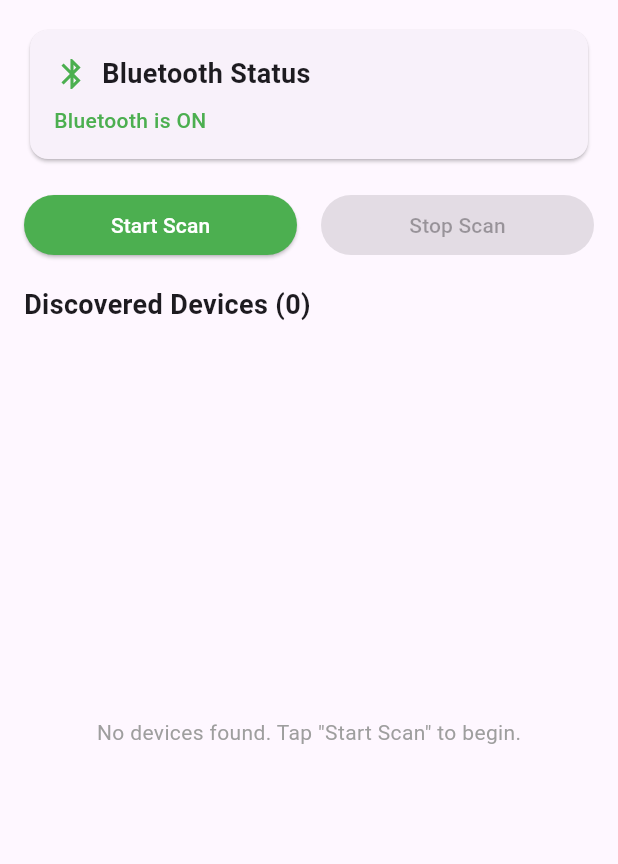
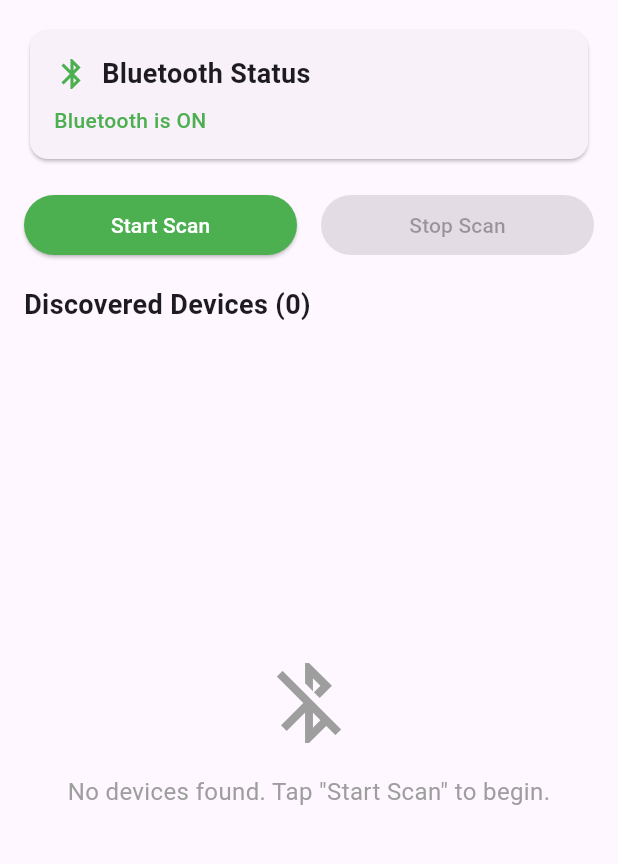
Before and after one commit to samaritan-dev/agri_connect, a Flutter app: the screen it shows after launch, after a tap on "Start Scan", after a tap on "Stop Scan", on a phone screen of 412 x 824 dp, the part 84-948 px from its top. Run offline on Flutter 3.47's test engine with Material 3 defaults, Android fonts, the phone set to English and light mode, and no system bars; our stand-ins replace dio, equatable, flutter_bloc, flutter_blue_plus, get_it, permission_handler and 1 more.

Commit message:
discovery fixes

```diff
--- a/lib/features/bluetooth/data/repositories/bluetooth_repository_impl.dart
+++ b/lib/features/bluetooth/data/repositories/bluetooth_repository_impl.dart
@@ -38,14 +38,15 @@ class BluetoothRepositoryImpl implements BluetoothRepository {
 
   @override
   Stream<Either<Failure, List<BluetoothDevice>>> scanDevices() {
+    print('DEBUG Repository: Starting scan devices stream');
     return remoteDataSource.scanDevices().map<Either<Failure, List<BluetoothDevice>>>((deviceModels) {
+      print('DEBUG Repository: Received ${deviceModels.length} device models');
       // Convert BluetoothDeviceModel to BluetoothDevice
       final devices = deviceModels.map((model) => model as BluetoothDevice).toList();
+      print('DEBUG Repository: Converted to ${devices.length} devices');
       // Cache the devices locally
       localDataSource.cacheDevices(deviceModels);
       return Right(devices);
-    }).handleError((error) {
-      throw BluetoothFailure('Failed to scan devices: $error');
     });
   }
 
--- a/lib/features/bluetooth/presentation/bloc/bluetooth_bloc.dart
+++ b/lib/features/bluetooth/presentation/bloc/bluetooth_bloc.dart
@@ -2,6 +2,7 @@ import 'dart:async';
 
 import 'package:flutter_bloc/flutter_bloc.dart';
 import 'package:flutter_blue_plus/flutter_blue_plus.dart' as fbp;
+import 'package:permission_handler/permission_handler.dart';
 
 import 'package:agri_connect/core/error/failures.dart';
 import 'package:agri_connect/core/usecases/either.dart';
@@ -31,6 +32,8 @@ class BluetoothBloc extends Bloc<BluetoothEvent, BluetoothState> {
     on<ConnectToDevice>(_onConnectToDevice);
     on<DisconnectFromDevice>(_onDisconnectFromDevice);
     on<GetConnectedDevices>(_onGetConnectedDevices);
+    on<UpdateDevices>(_onUpdateDevices);
+    on<ScanFailed>(_onScanFailed);
   }
 
   Future<void> _onInitializeBluetooth(
@@ -40,6 +43,24 @@ class BluetoothBloc extends Bloc<BluetoothEvent, BluetoothState> {
     emit(BluetoothLoading());
 
     try {
+      // Check and request permissions first
+      final locationStatus = await Permission.location.status;
+      final bluetoothStatus = await Permission.bluetooth.status;
+      final bluetoothScanStatus = await Permission.bluetoothScan.status;
+
+      // Request permissions if needed
+      if (locationStatus.isDenied) {
+        await Permission.location.request();
+      }
+
+      if (bluetoothStatus.isDenied) {
+        await Permission.bluetooth.request();
+      }
+
+      if (bluetoothScanStatus.isDenied) {
+        await Permission.bluetoothScan.request();
+      }
+
       // Check if Bluetooth is supported
       final isSupportedResult = await scanDevices.repository.isBluetoothSupported();
       final isSupported = isSupportedResult.fold(
@@ -85,31 +106,43 @@ class BluetoothBloc extends Bloc<BluetoothEvent, BluetoothState> {
 
         emit(currentState.copyWith(isScanning: true, devices: []));
 
+        // Ensure Bluetooth is on before scanning
+        final adapterState = await fbp.FlutterBluePlus.adapterState.first;
+        if (adapterState != fbp.BluetoothAdapterState.on) {
+          await fbp.FlutterBluePlus.turnOn();
+          await Future.delayed(Duration(seconds: 2));
+        }
+
         // Start scanning
+        print('DEBUG BLoC: Starting scan...');
         final scanStream = await scanDevices(NoParams());
+        print('DEBUG BLoC: Scan stream created');
 
         _scanSubscription?.cancel();
         _scanSubscription = scanStream.listen(
           (either) {
-            if (!emit.isDone) {
-              either.fold(
-                (failure) {
-                  if (state is BluetoothLoaded) {
-                    final currentState = state as BluetoothLoaded;
-                    emit(currentState.copyWith(
-                      isScanning: false,
-                      bluetoothStatus: 'Scan failed: ${failure.message}',
-                    ));
-                  }
-                },
-                (devices) {
-                  if (state is BluetoothLoaded) {
-                    final currentState = state as BluetoothLoaded;
-                    emit(currentState.copyWith(devices: devices));
-                  }
-                },
-              );
+            print('DEBUG BLoC: Received scan result');
+            print('DEBUG BLoC: Either type: ${either.runtimeType}');
+            print('DEBUG BLoC: Is Right: ${either is Right}');
+            print('DEBUG BLoC: Is Left: ${either is Left}');
+
+            // Try manual extraction instead of fold
+            if (either is Right) {
+              final devices = either.getRight();
+              print('DEBUG BLoC: MANUAL - Found ${devices.length} devices');
+
+              // Use add() to dispatch a new event instead of direct emit
+              add(UpdateDevices(devices: devices));
+              print('DEBUG BLoC: UpdateDevices event dispatched');
+            } else if (either is Left) {
+              final failure = either.getLeft();
+              print('DEBUG BLoC: MANUAL - Scan failed: ${failure.message}');
+              add(ScanFailed(message: failure.message));
+            } else {
+              print('DEBUG BLoC: Unknown Either type: ${either.runtimeType}');
             }
+
+            print('DEBUG BLoC: Processing completed');
           },
           onError: (error) {
             if (!emit.isDone && state is BluetoothLoaded) {
@@ -211,6 +244,35 @@ class BluetoothBloc extends Bloc<BluetoothEvent, BluetoothState> {
     }
   }
 
+  Future<void> _onUpdateDevices(
+    UpdateDevices event,
+    Emitter<BluetoothState> emit,
+  ) async {
+    print('DEBUG BLoC: _onUpdateDevices called with ${event.devices.length} devices');
+    if (state is BluetoothLoaded) {
+      final currentState = state as BluetoothLoaded;
+      final devices = event.devices.cast<BluetoothDevice>();
+      emit(currentState.copyWith(devices: devices));
+      print('DEBUG BLoC: State updated with ${devices.length} devices');
+    } else {
+      print('DEBUG BLoC: Current state is not BluetoothLoaded: ${state.runtimeType}');
+    }
+  }
+
+  Future<void> _onScanFailed(
+    ScanFailed event,
+    Emitter<BluetoothState> emit,
+  ) async {
+    print('DEBUG BLoC: _onScanFailed called with message: ${event.message}');
+    if (state is BluetoothLoaded) {
+      final currentState = state as BluetoothLoaded;
+      emit(currentState.copyWith(
+        isScanning: false,
+        bluetoothStatus: 'Scan failed: ${event.message}',
+      ));
+    }
+  }
+
   @override
   Future<void> close() {
     _scanSubscription?.cancel();
--- a/lib/features/bluetooth/presentation/bloc/bluetooth_event.dart
+++ b/lib/features/bluetooth/presentation/bloc/bluetooth_event.dart
@@ -32,3 +32,21 @@ class DisconnectFromDevice extends BluetoothEvent {
 }
 
 class GetConnectedDevices extends BluetoothEvent {}
+
+class UpdateDevices extends BluetoothEvent {
+  final List<dynamic> devices;
+
+  const UpdateDevices({required this.devices});
+
+  @override
+  List<Object> get props => [devices];
+}
+
+class ScanFailed extends BluetoothEvent {
+  final String message;
+
+  const ScanFailed({required this.message});
+
+  @override
+  List<Object> get props => [message];
+}
--- a/lib/features/bluetooth/presentation/pages/bluetooth_page.dart
+++ b/lib/features/bluetooth/presentation/pages/bluetooth_page.dart
@@ -36,11 +36,7 @@ class BluetoothPage extends StatelessWidget {
                     ScanControls(isScanning: state.isScanning),
                     SizedBox(height: 16),
                     Expanded(
-                      child: DeviceList(
-                        devices: state.devices,
-                        isScanning: state.isScanning,
-                        connectedDevices: state.connectedDevices,
-                      ),
+                      child: DeviceList(),
                     ),
                   ],
                 ),
--- a/lib/features/bluetooth/presentation/widgets/device_list.dart
+++ b/lib/features/bluetooth/presentation/widgets/device_list.dart
@@ -4,21 +4,25 @@ import 'package:flutter_bloc/flutter_bloc.dart';
 import 'package:agri_connect/features/bluetooth/domain/entities/bluetooth_device.dart';
 import 'package:agri_connect/features/bluetooth/presentation/bloc/bluetooth_bloc.dart';
 import 'package:agri_connect/features/bluetooth/presentation/bloc/bluetooth_event.dart';
+import 'package:agri_connect/features/bluetooth/presentation/bloc/bluetooth_state.dart';
 
 class DeviceList extends StatelessWidget {
-  final List<BluetoothDevice> devices;
-  final bool isScanning;
-  final List<BluetoothDevice> connectedDevices;
-
-  const DeviceList({
-    Key? key,
-    required this.devices,
-    required this.isScanning,
-    required this.connectedDevices,
-  }) : super(key: key);
-
   @override
   Widget build(BuildContext context) {
+    return BlocBuilder<BluetoothBloc, BluetoothState>(
+      builder: (context, state) {
+        if (state is! BluetoothLoaded) {
+          return Center(child: CircularProgressIndicator());
+        }
+
+        final devices = state.devices;
+        final isScanning = state.isScanning;
+        final connectedDevices = state.connectedDevices;
+
+        print('DEBUG DeviceList: Building with ${devices.length} devices');
+        print('DEBUG DeviceList: isScanning = $isScanning');
+        print('DEBUG DeviceList: devices.isEmpty = ${devices.isEmpty}');
+
         return Column(
           crossAxisAlignment: CrossAxisAlignment.start,
           children: [
@@ -30,28 +34,68 @@ class DeviceList extends StatelessWidget {
               ),
             ),
             SizedBox(height: 8),
+            // Scanning status indicator
+            if (isScanning)
+              Container(
+                padding: EdgeInsets.all(12),
+                margin: EdgeInsets.only(bottom: 8),
+                decoration: BoxDecoration(
+                  color: Colors.blue.withOpacity(0.1),
+                  borderRadius: BorderRadius.circular(8),
+                  border: Border.all(color: Colors.blue.withOpacity(0.3)),
+                ),
+                child: Row(
+                  children: [
+                    SizedBox(
+                      width: 20,
+                      height: 20,
+                      child: CircularProgressIndicator(
+                        strokeWidth: 2,
+                        valueColor: AlwaysStoppedAnimation<Color>(Colors.blue),
+                      ),
+                    ),
+                    SizedBox(width: 12),
+                    Text(
+                      'Scanning for BLE devices...',
+                      style: TextStyle(
+                        color: Colors.blue,
+                        fontWeight: FontWeight.w500,
+                      ),
+                    ),
+                  ],
+                ),
+              ),
+
+            // Device list
             Expanded(
-          child: isScanning
+              child: devices.isEmpty
                   ? Center(
                       child: Column(
                         mainAxisAlignment: MainAxisAlignment.center,
                         children: [
-                      CircularProgressIndicator(),
+                          Icon(
+                            Icons.bluetooth_disabled,
+                            size: 64,
+                            color: Colors.grey,
+                          ),
                           SizedBox(height: 16),
-                      Text('Scanning for BLE devices...'),
+                          Text(
+                            isScanning
+                                ? 'Searching for devices...'
+                                : 'No devices found. Tap "Start Scan" to begin.',
+                            style: TextStyle(
+                              color: Colors.grey,
+                              fontSize: 16,
+                            ),
+                            textAlign: TextAlign.center,
+                          ),
                         ],
-                  ),
-                )
-              : devices.isEmpty
-                  ? Center(
-                      child: Text(
-                        'No devices found. Tap "Start Scan" to begin.',
-                        style: TextStyle(color: Colors.grey),
                       ),
                     )
                   : ListView.builder(
                       itemCount: devices.length,
                       itemBuilder: (context, index) {
+                        print('DEBUG DeviceList: Building item at index $index');
                         final device = devices[index];
                         final isConnected = connectedDevices.any((d) => d.id == device.id);
 
@@ -102,5 +146,7 @@ class DeviceList extends StatelessWidget {
             ),
           ],
         );
+      },
+    );
   }
 }
--- a/lib/main.dart
+++ b/lib/main.dart
@@ -27,7 +27,7 @@ class MyApp extends StatelessWidget {
         theme: ThemeData(
           colorScheme: ColorScheme.fromSeed(seedColor: Colors.deepPurple),
         ),
-        home: BluetoothPage(),
+                  home: BluetoothPage(),
       ),
     );
   }
--- a/pubspec.yaml
+++ b/pubspec.yaml
@@ -48,6 +48,9 @@ dependencies:
   # Network & Data
   dio: ^5.4.3
   shared_preferences: ^2.2.2
+
+  # Permissions
+  permission_handler: ^11.3.1
 
 dev_dependencies:
   flutter_test:
```
Also changed, not shown: lib/features/bluetooth/data/datasources/bluetooth_remote_datasource_impl.dart (+6 -3 lines), lib/features/bluetooth/presentation/pages/bluetooth_debug_page.dart (added, +313 -0 lines), pubspec.lock. Lines whose indentation alone changed are shown as unchanged.
